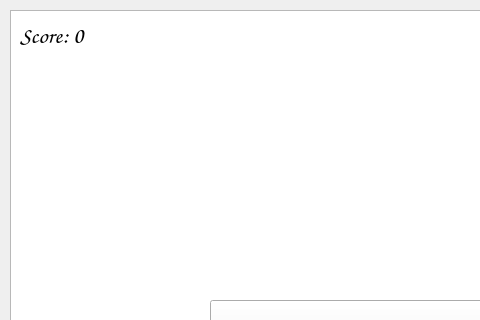
Qt form mainwindow.ui (thyiuaa/comp2012h-game-project) before a commit; both pictures show x 0 to 480 and y 0 to 320 of the 690 by 860 pixel window.
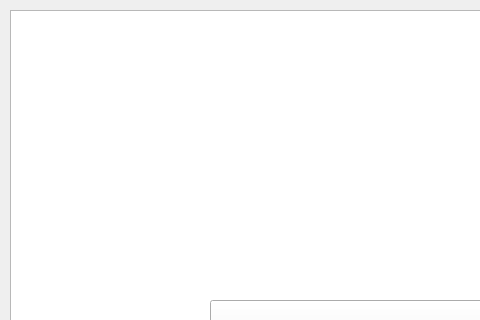
The same form after that commit.

Commit message: add background change units and bullet icons change score bar font color to white

```diff
--- a/mainwindow.ui
+++ b/mainwindow.ui
@@ -128,6 +128,9 @@
       <kerning>true</kerning>
      </font>
     </property>
+    <property name="styleSheet">
+     <string notr="true">color: rgb(255, 255, 255)</string>
+    </property>
     <property name="text">
      <string>Score: 0</string>
     </property>
```
The commit also changes 12 other files.
